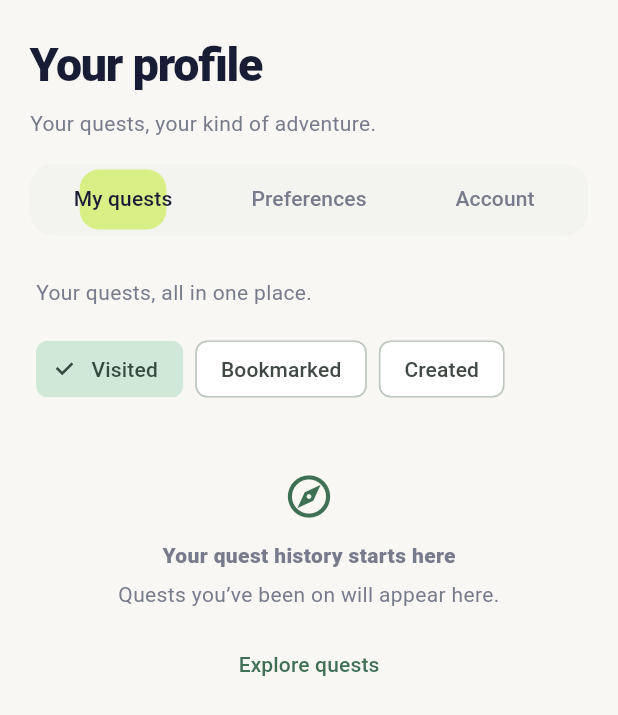
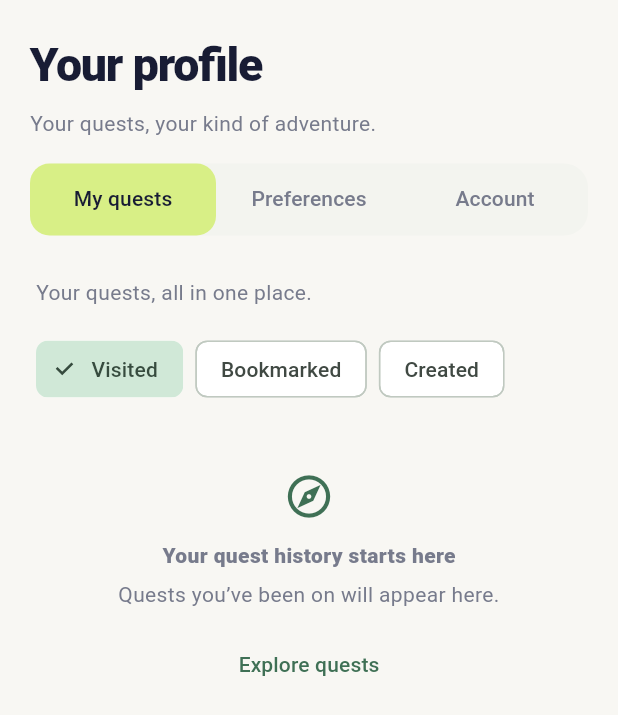
Before and after one commit to nsovani225/neoquest, a Flutter app: the ProfileScreen widget shown alone on an empty page, opened directly with empty values, on a phone screen of 412 x 824 dp. Shown: the top 715 px of the screen. Run offline on Flutter 3.47's test engine with Material 3 defaults, Android fonts, the phone set to English and light mode, and no system bars; our stand-ins replace cloud_firestore, firebase_auth, firebase_core, flutter_map, latlong2; missing offline and left inert: dart:html; accounts and stored records are empty; network calls fail; Roboto replaces fonts that are missing (Arial).

Commit message:
Resolve #26: Edit tab highlight under user profile

```diff
--- a/neoquest/lib/screens/profile_screen.dart
+++ b/neoquest/lib/screens/profile_screen.dart
@@ -659,11 +659,12 @@ class _ProfileScreenState extends State<ProfileScreen>
                       isScrollable: false,
                       labelColor: NeoColors.ink,
                       unselectedLabelColor: NeoColors.muted,
+                      indicatorSize: TabBarIndicatorSize.tab,
                       indicator: BoxDecoration(
                         color: NeoColors.lime,
                         borderRadius: BorderRadius.circular(13),
                       ),
-                      indicatorPadding: const EdgeInsets.all(4),
+                      indicatorPadding: EdgeInsets.zero,
                       dividerColor: Colors.transparent,
                       tabs: const [
                         Tab(text: 'My quests'),
```
